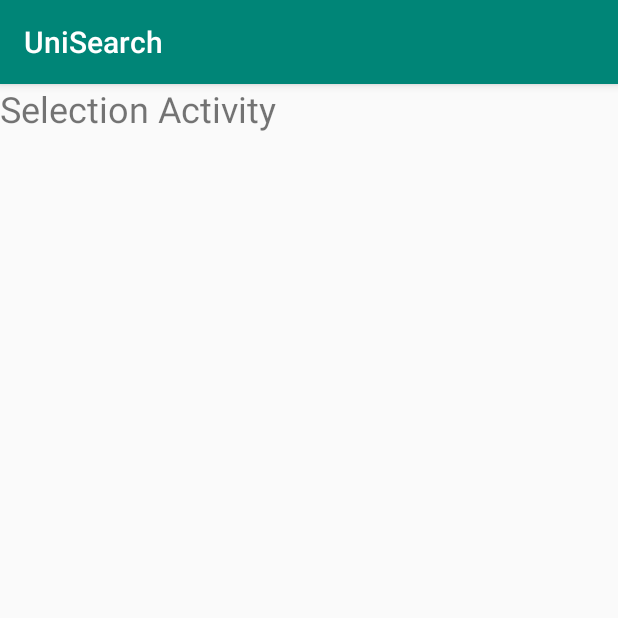
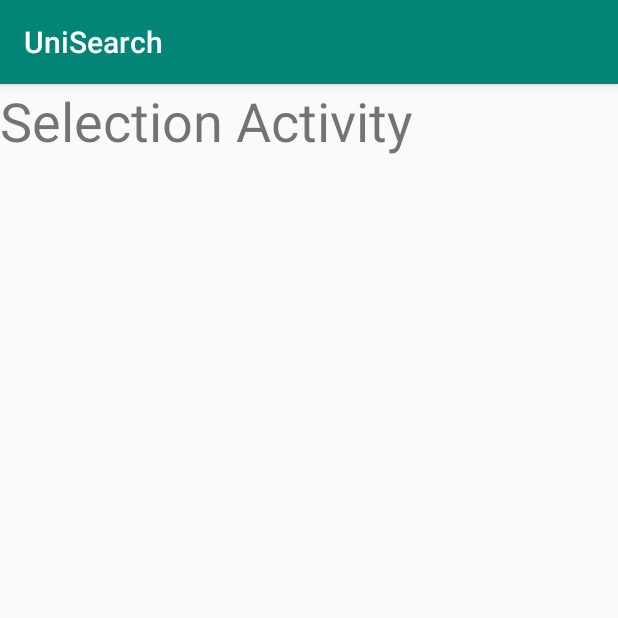
Before and after one commit to ghaniasim/UniSearch, an Android app: the SelectionActivity screen opened directly, with no data from a screen before it, on a phone screen of 412 x 824 dp, the top half of it. Run offline under Robolectric (Android 15) with nearby library versions, the phone set to English and light mode, and no system bars.

```diff
--- a/app/src/main/res/layout/activity_selection.xml
+++ b/app/src/main/res/layout/activity_selection.xml
@@ -11,7 +11,7 @@
         android:layout_width="wrap_content"
         android:layout_height="wrap_content"
         android:text="Selection Activity"
-        android:textSize="24sp"
+        android:textSize="36sp"
         tools:layout_editor_absoluteX="200dp"
         tools:layout_editor_absoluteY="162dp" />
 </android.support.constraint.ConstraintLayout>
```
